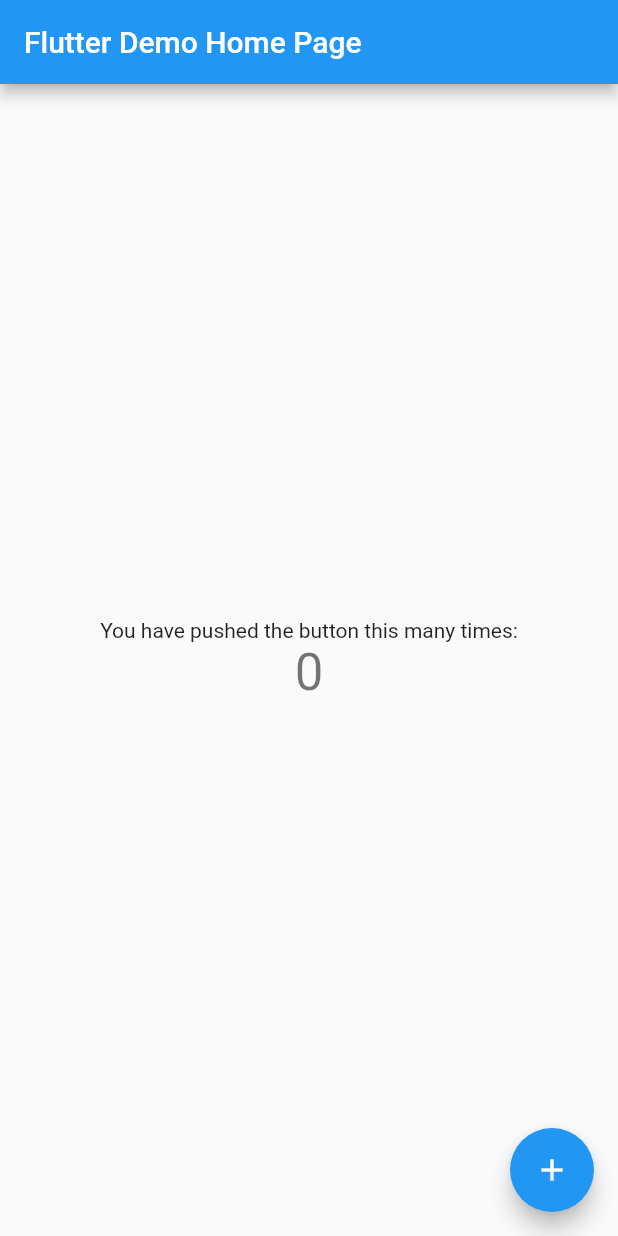
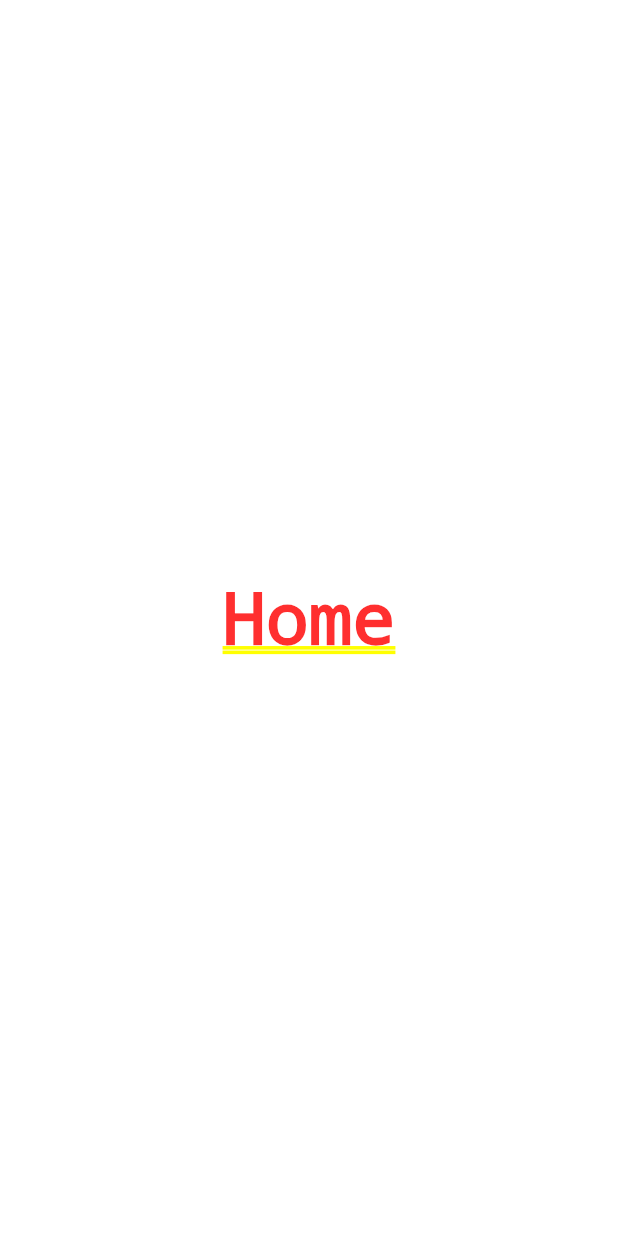
Before and after one commit to GuiLec/my_flutter_navigation_project, a Flutter app: the screen it shows after launch, on a phone screen of 412 x 824 dp. Run offline on Flutter 3.47's test engine with Material 2 defaults, Android fonts, the phone set to English and light mode, and no system bars.

Commit message:
feat: 🎸 create simple home page

```diff
--- a/lib/main.dart
+++ b/lib/main.dart
@@ -1,111 +1,9 @@
 import 'package:flutter/material.dart';
 
-void main() => runApp(MyApp());
-
-class MyApp extends StatelessWidget {
-  // This widget is the root of your application.
-  @override
-  Widget build(BuildContext context) {
-    return MaterialApp(
-      title: 'Flutter Demo',
-      theme: ThemeData(
-        // This is the theme of your application.
-        //
-        // Try running your application with "flutter run". You'll see the
-        // application has a blue toolbar. Then, without quitting the app, try
-        // changing the primarySwatch below to Colors.green and then invoke
-        // "hot reload" (press "r" in the console where you ran "flutter run",
-        // or simply save your changes to "hot reload" in a Flutter IDE).
-        // Notice that the counter didn't reset back to zero; the application
-        // is not restarted.
-        primarySwatch: Colors.blue,
-      ),
-      home: MyHomePage(title: 'Flutter Demo Home Page'),
-    );
-  }
+void main() {
+  runApp(MaterialApp(
+    home: Center(
+      child: Text('Home'),
+    ),
+  ));
 }
-
-class MyHomePage extends StatefulWidget {
-  MyHomePage({Key key, this.title}) : super(key: key);
-
-  // This widget is the home page of your application. It is stateful, meaning
-  // that it has a State object (defined below) that contains fields that affect
-  // how it looks.
-
-  // This class is the configuration for the state. It holds the values (in this
-  // case the title) provided by the parent (in this case the App widget) and
-  // used by the build method of the State. Fields in a Widget subclass are
-  // always marked "final".
-
-  final String title;
-
-  @override
-  _MyHomePageState createState() => _MyHomePageState();
-}
-
-class _MyHomePageState extends State<MyHomePage> {
-  int _counter = 0;
-
-  void _incrementCounter() {
-    setState(() {
-      // This call to setState tells the Flutter framework that something has
-      // changed in this State, which causes it to rerun the build method below
-      // so that the display can reflect the updated values. If we changed
-      // _counter without calling setState(), then the build method would not be
-      // called again, and so nothing would appear to happen.
-      _counter++;
-    });
-  }
-
-  @override
-  Widget build(BuildContext context) {
-    // This method is rerun every time setState is called, for instance as done
-    // by the _incrementCounter method above.
-    //
-    // The Flutter framework has been optimized to make rerunning build methods
-    // fast, so that you can just rebuild anything that needs updating rather
-    // than having to individually change instances of widgets.
-    return Scaffold(
-      appBar: AppBar(
-        // Here we take the value from the MyHomePage object that was created by
-        // the App.build method, and use it to set our appbar title.
-        title: Text(widget.title),
-      ),
-      body: Center(
-        // Center is a layout widget. It takes a single child and positions it
-        // in the middle of the parent.
-        child: Column(
-          // Column is also a layout widget. It takes a list of children and
-          // arranges them vertically. By default, it sizes itself to fit its
-          // children horizontally, and tries to be as tall as its parent.
-          //
-          // Invoke "debug painting" (press "p" in the console, choose the
-          // "Toggle Debug Paint" action from the Flutter Inspector in Android
-          // Studio, or the "Toggle Debug Paint" command in Visual Studio Code)
-          // to see the wireframe for each widget.
-          //
-          // Column has various properties to control how it sizes itself and
-          // how it positions its children. Here we use mainAxisAlignment to
-          // center the children vertically; the main axis here is the vertical
-          // axis because Columns are vertical (the cross axis would be
-          // horizontal).
-          mainAxisAlignment: MainAxisAlignment.center,
-          children: <Widget>[
-            Text(
-              'You have pushed the button this many times:',
-            ),
-            Text(
-              '$_counter',
-              style: Theme.of(context).textTheme.display1,
-            ),
-          ],
-        ),
-      ),
-      floatingActionButton: FloatingActionButton(
-        onPressed: _incrementCounter,
-        tooltip: 'Increment',
-        child: Icon(Icons.add),
-      ), // This trailing comma makes auto-formatting nicer for build methods.
-    );
-  }
-}
```
